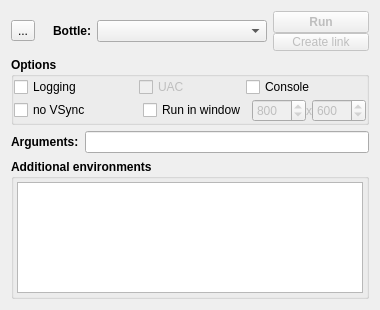
The window that wbgui.ui (sr-tream/WineBottle) describes before a commit, drawn with Qt 5.
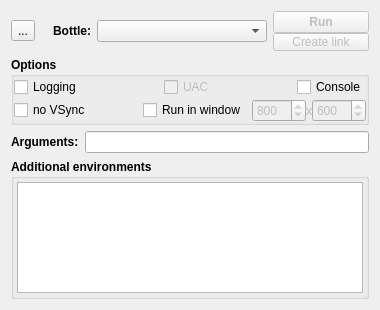
The same window after the commit.

Commit message: fix 'Options' align

Diff of the .ui file:
```diff
--- a/wbgui.ui
+++ b/wbgui.ui
@@ -351,19 +351,6 @@
           </property>
          </widget>
         </item>
-        <item>
-         <spacer name="horizontalSpacer_2">
-          <property name="orientation">
-           <enum>Qt::Horizontal</enum>
-          </property>
-          <property name="sizeHint" stdset="0">
-           <size>
-            <width>40</width>
-            <height>20</height>
-           </size>
-          </property>
-         </spacer>
-        </item>
        </layout>
       </item>
      </layout>
```
The commit also changes 1 other file.
